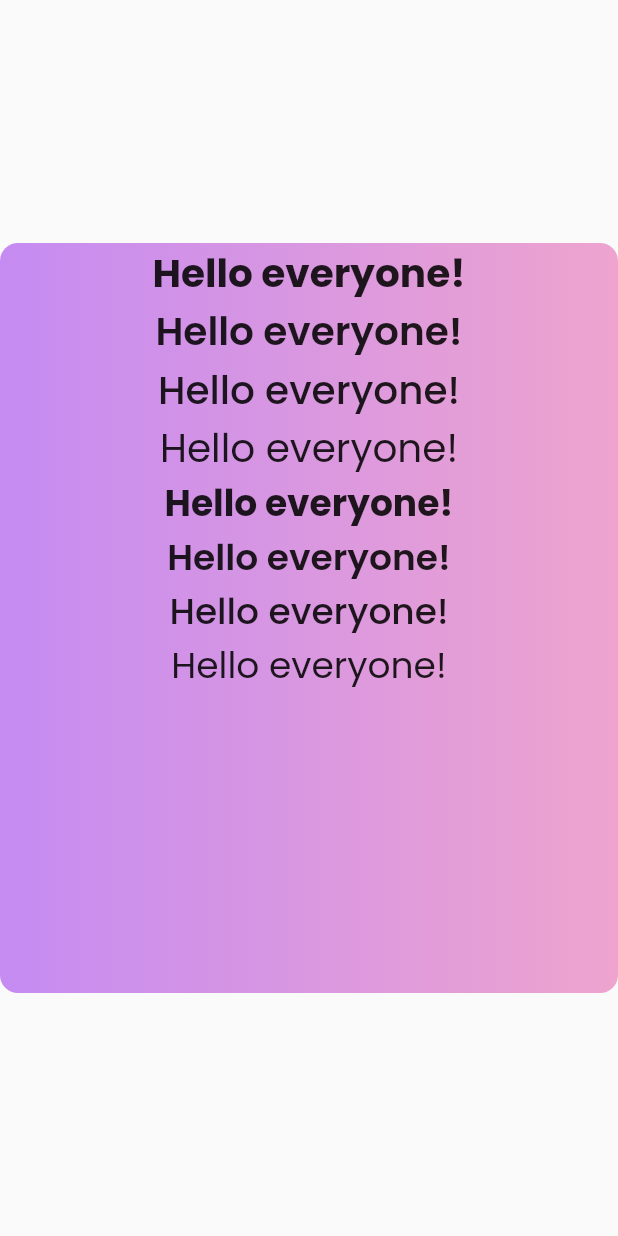
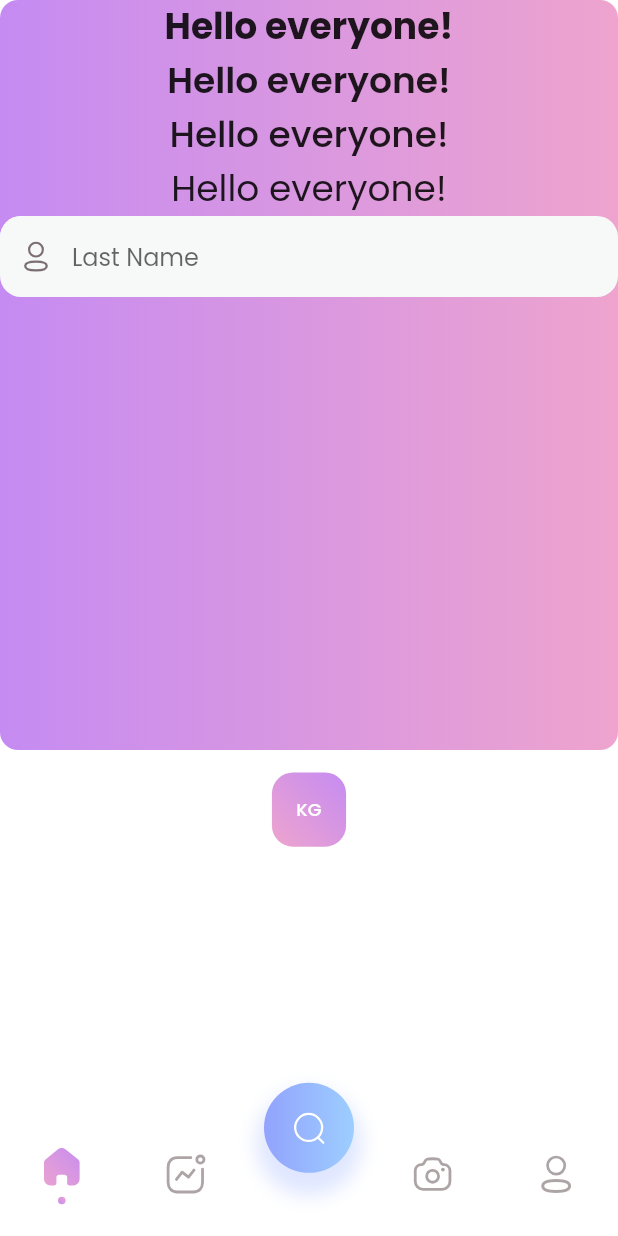
Before and after one commit to 12ajayvishwa/fitness_app_ui, a Flutter app: the screen it shows after launch, on a phone screen of 412 x 824 dp. Run offline on Flutter 3.47's test engine with Material 2 defaults, Android fonts, the phone set to English and light mode, and no system bars; our stand-ins replace flutter_svg.

Commit message:
New widgets added

```diff
--- /dev/null
+++ b/lib/home.dart
@@ -0,0 +1,145 @@
+import 'package:fitness_ui/utils/colors.dart';
+import 'package:fitness_ui/utils/text_style.dart';
+import 'package:fitness_ui/widgets/custom_nav_bar.dart';
+import 'package:fitness_ui/widgets/custom_text_input_field.dart';
+import 'package:fitness_ui/widgets/lable_button.dart';
+import 'package:flutter/material.dart';
+import 'package:flutter_svg/svg.dart';
+
+class Home extends StatefulWidget {
+  const Home({Key? key}) : super(key: key);
+
+  @override
+  State<Home> createState() => _HomeState();
+}
+
+class _HomeState extends State<Home> {
+  int pageIndex = 0;
+
+  final pages = [
+    const Icon(Icons.abc),
+    const Icon(Icons.ac_unit_outlined),
+    const Icon(Icons.access_alarm),
+    const Icon(Icons.accessibility),
+  ];
+  @override
+  Widget build(BuildContext context) {
+    Size size = MediaQuery.of(context).size;
+    return Scaffold(
+      backgroundColor: Color(0xFFFFFFFF),
+      bottomNavigationBar: CustomBottomNavBar(
+        size: size,
+        svgIcon1: pageIndex == 0
+            ? selectedNavIcon("assets/icons/bold/Home.svg")
+            : unselectedNavIcon("assets/icons/light/Home.svg"),
+        onPressed1: () {
+          setState(() {
+            pageIndex = 0;
+          });
+        },
+        svgIcon2: pageIndex == 1
+            ? selectedNavIcon("assets/icons/bold/Activity.svg")
+            : unselectedNavIcon(
+                "assets/icons/light/Activity.svg",
+              ),
+        onPressed2: () {
+          setState(() {
+            pageIndex = 1;
+          });
+        },
+        svgIcon3: pageIndex == 2
+            ? selectedNavIcon("assets/icons/bold/Camera.svg")
+            : unselectedNavIcon("assets/icons/light/Camera.svg"),
+        onPressed3: () {
+          setState(() {
+            pageIndex = 2;
+          });
+        },
+        svgIcon4: pageIndex == 3
+            ? selectedNavIcon("assets/icons/bold/Profile.svg")
+            : unselectedNavIcon("assets/icons/light/Profile.svg"),
+        onPressed4: () {
+          setState(() {
+            pageIndex = 3;
+          });
+        },
+      ),
+      body: Column(
+        children: [
+          Center(
+            child: Container(
+              height: 500,
+              width: 500,
+              decoration: BoxDecoration(
+                  borderRadius: BorderRadius.circular(12),
+                  gradient: const LinearGradient(
+                      colors: [kSecondryColor1, kSecondryColor2])),
+              child: Column(children: [
+                Text("Hello everyone!", style: kTitleH2Bold),
+                Text("Hello everyone!", style: kTitleH2SemiBold),
+                Text("Hello everyone!", style: kTitleH2Medium),
+                Text("Hello everyone!", style: kTitleH2Regular),
+                const CustomTextFormField(),
+              ]),
+            ),
+          ),
+          const SizedBox(
+            height: 15,
+          ),
+          const LableButton(
+            text: "KG",
+          ),
+        ],
+      ),
+    );
+  }
+
+  unselectedNavIcon(String icon) {
+    return SvgPicture.asset(
+      icon,
+      height: 30,
+      width: 30,
+      color: kGrayColor2,
+    );
+  }
+
+  selectedNavIcon(String icon) {
+    return Column(
+      mainAxisSize: MainAxisSize.min,
+      children: [
+        ShaderMask(
+            child: SizedBox(
+              width: 30,
+              height: 30,
+              child: SvgPicture.asset(
+                icon,
+                height: 30,
+                width: 30,
+                color: Colors.white,
+              ),
+            ),
+            shaderCallback: (Rect bounds) {
+              final Rect rect = Rect.fromLTRB(0, 0, 30, 30);
+              return const LinearGradient(
+                      colors: [kSecondryColor1, kSecondryColor2],
+                      begin: Alignment.topRight,
+                      end: Alignment.bottomLeft)
+                  .createShader(rect);
+            }),
+        const SizedBox(
+          height: 5,
+        ),
+        Container(
+          height: 5,
+          width: 5,
+          decoration: const BoxDecoration(
+              shape: BoxShape.circle,
+              gradient: LinearGradient(
+                  colors: [kSecondryColor2, kSecondryColor1],
+                  begin: Alignment.topRight,
+                  end: Alignment.bottomLeft)),
+        )
+      ],
+    );
+  }
+}
--- a/lib/main.dart
+++ b/lib/main.dart
@@ -1,5 +1,4 @@
-import 'package:fitness_ui/utils/colors.dart';
-import 'package:fitness_ui/utils/text_style.dart';
+import 'package:fitness_ui/home.dart';
 import 'package:flutter/material.dart';
 
 void main() {
@@ -14,29 +13,7 @@ class MyApp extends StatelessWidget {
   Widget build(BuildContext context) {
     return MaterialApp(
       title: 'Flutter Demo',
-      home: Scaffold(body: Center(child: Container(
-        height: 500,
-        width: 500,
-        decoration: BoxDecoration(
-          borderRadius: BorderRadius.circular(12),
-          gradient: LinearGradient(
-            colors: [
-              kSecondryColor1,
-              kSecondryColor2
-            ])
-        ),
-        child: Column(children: [
-          Text("Hello everyone!",style: kTitleH1Bold),
-          Text("Hello everyone!",style: kTitleH1SemiBold),
-          Text("Hello everyone!",style: kTitleH1Medium),
-          Text("Hello everyone!",style: kTitleH1Regular),
-
-          Text("Hello everyone!",style: kTitleH2Bold),
-          Text("Hello everyone!",style: kTitleH2SemiBold),
-          Text("Hello everyone!",style: kTitleH2Medium),
-          Text("Hello everyone!",style: kTitleH2Regular)
-        ]),
-      ),),)
+      home: Home()
     );
   }
 }
--- /dev/null
+++ b/lib/utils/input_field_decoration.dart
@@ -0,0 +1,36 @@
+import 'package:fitness_ui/utils/colors.dart';
+import 'package:fitness_ui/utils/text_style.dart';
+import 'package:flutter/material.dart';
+import 'package:flutter_svg/flutter_svg.dart';
+
+InputDecoration inputDecoration(String hintText,
+    {IconButton? iconButton, Widget? prefixIcon, SvgPicture? suffixIcon}) {
+      double radius = 14;
+  return InputDecoration(
+    contentPadding: const EdgeInsets.fromLTRB(15.0, 13.0, 15.0, 13.0),
+    hintText: hintText,
+    hintStyle: kLargeTextRegular,
+    prefixIcon: Padding(
+      padding: const EdgeInsets.only(top: 15.0, bottom: 15),
+      child: prefixIcon,
+    ),
+    suffixIcon: suffixIcon,
+    filled: true,
+    fillColor: kBorderColor,
+    enabledBorder: OutlineInputBorder(
+      borderRadius: BorderRadius.circular(radius),
+      borderSide: BorderSide.none
+    ),
+    focusedBorder: OutlineInputBorder(
+      borderRadius: BorderRadius.circular(radius),
+      borderSide: BorderSide.none
+    ),
+    errorBorder: OutlineInputBorder(borderRadius: BorderRadius.circular(radius),
+    borderSide: BorderSide.none),
+    focusedErrorBorder:
+        OutlineInputBorder(borderRadius: BorderRadius.circular(radius),
+        borderSide: BorderSide.none),
+    border: OutlineInputBorder(borderRadius: BorderRadius.circular(radius),
+    borderSide: BorderSide.none),
+  );
+}
--- a/lib/utils/text_style.dart
+++ b/lib/utils/text_style.dart
@@ -1,4 +1,6 @@
+import 'package:fitness_ui/utils/colors.dart';
 import 'package:flutter/cupertino.dart';
+import 'package:flutter/material.dart';
 
 double sizeH1 = 26;
 double sizeH2 = 24;
@@ -7,8 +9,8 @@ double sizeH4 = 20;
 double sizeTextSub = 18;
 double largeTextSize = 16;
 double mediumTextSize = 14;
-double smallTextSize = 14;
-double captionTextSize = 14;
+double smallTextSize = 12;
+double captionTextSize = 10;
 
 
 
@@ -58,7 +60,7 @@ var kMediumTextRegular = TextStyle(fontFamily: "Poppins",fontSize: mediumTextSiz
 //Small text
 var kSmallTextBold = TextStyle(fontFamily: "Poppins",fontSize: smallTextSize,fontWeight: FontWeight.bold);
 var kSmallTextSemiBold = TextStyle(fontFamily: "Poppins",fontSize: smallTextSize,fontWeight: FontWeight.w600);
-var kSmallTextMedium = TextStyle(fontFamily: "Poppins",fontSize: smallTextSize,fontWeight: FontWeight.w500);
+var kSmallTextMedium = TextStyle(fontFamily: "Poppins",fontSize: smallTextSize,fontWeight: FontWeight.w500,color: Colors.white);
 var kSmallTextRegular = TextStyle(fontFamily: "Poppins",fontSize: smallTextSize);
 
 //Caption text
--- /dev/null
+++ b/lib/widgets/custom_nav_bar.dart
@@ -0,0 +1,104 @@
+import 'package:fitness_ui/utils/colors.dart';
+import 'package:flutter/material.dart';
+import 'package:flutter_svg/flutter_svg.dart';
+
+class CustomBottomNavBar extends StatelessWidget {
+  final Size size;
+  final Widget svgIcon1;
+  final VoidCallback onPressed1;
+  final Widget svgIcon2;
+  final VoidCallback onPressed2;
+  final Widget svgIcon3;
+  final VoidCallback onPressed3;
+  final Widget svgIcon4;
+  final VoidCallback onPressed4;
+
+
+
+
+  const CustomBottomNavBar({Key? key, required this.size, required this.svgIcon1, required this.onPressed1, required this.svgIcon2, required this.onPressed2, required this.svgIcon3, required this.onPressed3, required this.svgIcon4, required this.onPressed4}) : super(key: key);
+
+  @override
+  Widget build(BuildContext context) {
+    return Stack(alignment: Alignment.center, children: [
+      Container(
+        height: size.height * 0.13,
+        width: size.width,
+      ),
+      Positioned(
+          bottom: 0,
+          child: Container(
+            height: size.height * 0.10,
+            width: size.width,
+            color: Colors.white,
+            child: Row(
+              mainAxisAlignment: MainAxisAlignment.spaceBetween,
+              children: [
+                Container(
+                  width: size.width / 2.5,
+                  child: Row(
+                    mainAxisAlignment: MainAxisAlignment.spaceAround,
+                    children: [
+                      InkWell(
+                        onTap: onPressed1,
+                        child: svgIcon1,
+
+                        // SvgPicture.asset(
+                        //   "assets/icons/light/Home.svg",
+                        //   height: 30,
+                        //   width: 30,
+                        //   color: kGrayColor2,
+                        // ),
+                      ),
+                      InkWell(
+                        onTap: onPressed2,
+                        child: svgIcon2
+                      ),
+                    ],
+                  ),
+                ),
+                Container(
+                  width: size.width / 2.5,
+                  child: Row(
+                    mainAxisAlignment: MainAxisAlignment.spaceAround,
+                    children: [
+                      InkWell(
+                        onTap: onPressed3,
+                        child: svgIcon3
+                      ),
+                      InkWell(
+                        onTap: onPressed4,
+                        child: svgIcon4
+                      )
+                    ],
+                  ),
+                ),
+              ],
+            ),
+          )),
+      Positioned(
+          top: 5,
+          child: Container(
+            height: 60,
+            width: 60,
+            decoration: BoxDecoration(
+                shape: BoxShape.circle,
+                gradient:
+                    const LinearGradient(colors: [kBrandColor2, kBrandColor1]),
+                boxShadow: [
+                  BoxShadow(
+                      color: const Color(0xFF95ADFE).withOpacity(0.3),
+                      offset: Offset(0, 10),
+                      blurRadius: 10,
+                      spreadRadius: 5)
+                ]),
+            child: Center(
+              child: SvgPicture.asset(
+                "assets/icons/light/Search.svg",
+                color: Colors.white,
+              ),
+            ),
+          ))
+    ]);
+  }
+}
--- /dev/null
+++ b/lib/widgets/custom_text_input_field.dart
@@ -0,0 +1,65 @@
+import 'package:fitness_ui/utils/colors.dart';
+import 'package:fitness_ui/utils/text_style.dart';
+import 'package:flutter/material.dart';
+import 'package:flutter_svg/flutter_svg.dart';
+
+import '../utils/input_field_decoration.dart';
+
+class CustomTextFormField extends StatelessWidget {
+  final Size? size;
+  final TextEditingController? controller;
+  final FormFieldValidator? validator;
+  final String? hintText;
+  final TextInputType? textInputType;
+  final IconButton? iconButton;
+  final bool? obsecureText;
+  final TextInputAction? textInputAction;
+  final Widget? prefixIcon;
+  final IconData? suffixIcon;
+  final int? maxLength;
+
+  const CustomTextFormField(
+      {Key? key,
+      this.size,
+      this.controller,
+      this.validator,
+      this.hintText,
+      this.textInputType,
+      this.iconButton,
+      this.obsecureText,
+      this.textInputAction,
+      this.prefixIcon,
+      this.suffixIcon,
+      this.maxLength})
+      : super(key: key);
+
+  @override
+  Widget build(BuildContext context) {
+    Size size = MediaQuery.of(context).size;
+    return Stack(
+      children: [
+        Container(
+          height: size.height * 0.06,
+          width: size.width * 0.98,
+          decoration: BoxDecoration(
+            borderRadius: BorderRadius.circular(14.0),
+            color: kBorderColor,
+          ),
+        ),
+        TextFormField(
+          cursorHeight: 22,
+          cursorColor: kGrayColor2,
+          style: kMediumTextRegular,
+          controller: controller,
+          validator: validator,
+          textInputAction: textInputAction,
+          keyboardType: textInputType,
+
+          maxLength: maxLength,
+          decoration: inputDecoration("Last Name",prefixIcon: SvgPicture.asset("assets/icons/light/Profile.svg",color: kGrayColor1,)),
+
+        )
+      ],
+    );
+  }
+}
--- /dev/null
+++ b/lib/widgets/lable_button.dart
@@ -0,0 +1,32 @@
+import 'package:fitness_ui/utils/colors.dart';
+import 'package:fitness_ui/utils/text_style.dart';
+import 'package:flutter/cupertino.dart';
+import 'package:flutter/material.dart';
+
+class LableButton extends StatelessWidget {
+  final String text;
+  const LableButton({Key? key, required this.text}) : super(key: key);
+
+  @override
+  Widget build(BuildContext context) {
+    return Container(
+      height: MediaQuery.of(context).size.height * 0.06,
+      width: MediaQuery.of(context).size.width * 0.12,
+      decoration: BoxDecoration(
+          borderRadius: BorderRadius.circular(14),
+          gradient: const LinearGradient(
+            begin: Alignment.topRight,
+            end: Alignment.bottomLeft,
+            colors: [
+            kSecondryColor1,
+            kSecondryColor2
+          ])),
+      child: Center(
+        child: Text(
+          text,
+          style: kSmallTextMedium,
+        ),
+      ),
+    );
+  }
+}
--- a/pubspec.yaml
+++ b/pubspec.yaml
@@ -34,6 +34,7 @@ dependencies:
   # The following adds the Cupertino Icons font to your application.
   # Use with the CupertinoIcons class for iOS style icons.
   cupertino_icons: ^1.0.2
+  flutter_svg: ^1.1.5
 
 dev_dependencies:
   flutter_test:
@@ -58,8 +59,9 @@ flutter:
   uses-material-design: true
 
   # To add assets to your application, add an assets section, like this:
-  # assets:
-  #   - images/a_dot_burr.jpeg
+  assets:
+    - assets/icons/light/
+    - assets/icons/bold/
   #   - images/a_dot_ham.jpeg
 
   # An image asset can refer to one or more resolution-specific "variants", see
```
Also changed, not shown: lib/dashboard.dart (added), lib/widgets/gradient_icon.dart (added), pubspec.lock.
